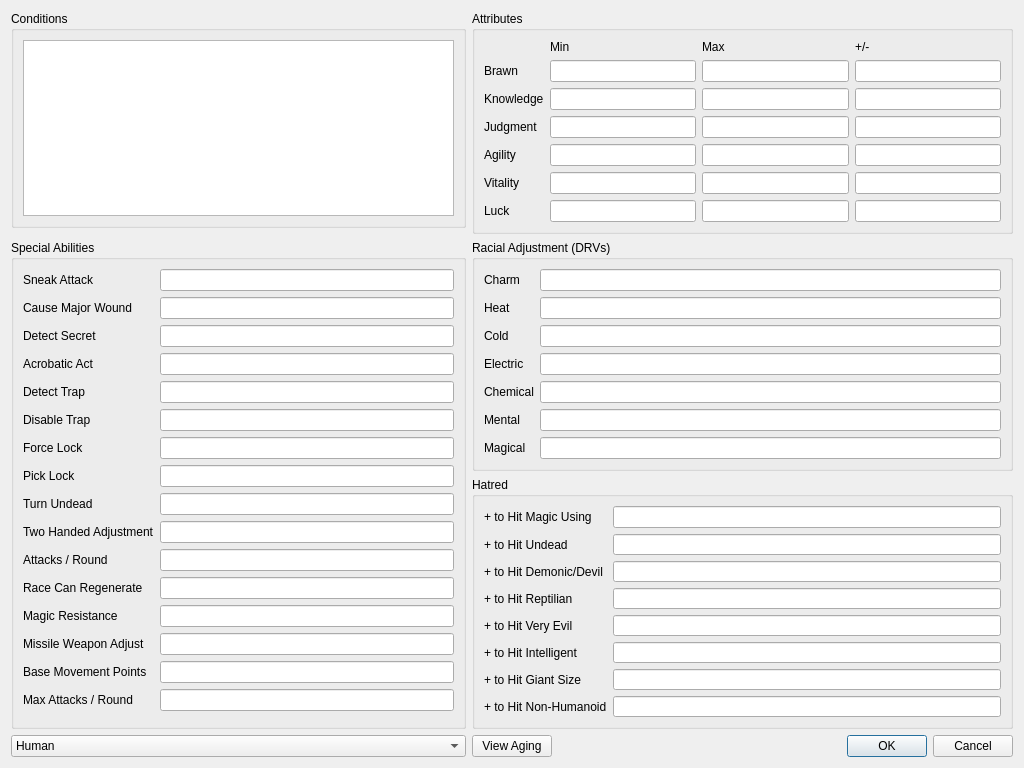
Old version of the form CharacterEditor/racestatsview.ui in the repository DrItanium/realmz_tools.
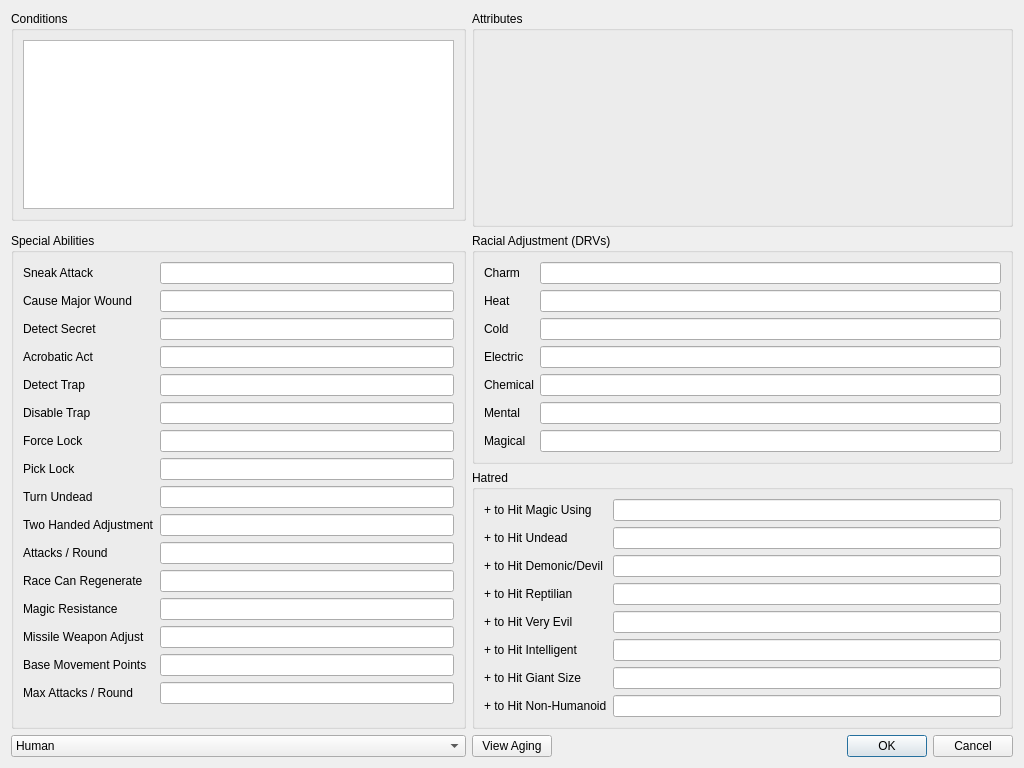
New version of the form. Custom widgets are drawn as their Qt base class.

Diff of the .ui file:
```diff
--- a/CharacterEditor/racestatsview.ui
+++ b/CharacterEditor/racestatsview.ui
@@ -605,194 +605,8 @@
       <string>Attributes</string>
      </property>
      <layout class="QGridLayout" name="gridLayout_5">
-      <item row="4" column="0">
-       <widget class="QLabel" name="label_24">
-        <property name="text">
-         <string>Agility</string>
-        </property>
-       </widget>
-      </item>
-      <item row="1" column="0">
-       <widget class="QLabel" name="label_21">
-        <property name="text">
-         <string>Brawn</string>
-        </property>
-       </widget>
-      </item>
-      <item row="2" column="0">
-       <widget class="QLabel" name="label_22">
-        <property name="text">
-         <string>Knowledge</string>
-        </property>
-       </widget>
-      </item>
-      <item row="0" column="3">
-       <widget class="QLabel" name="label_20">
-        <property name="text">
-         <string>+/-</string>
-        </property>
-       </widget>
-      </item>
-      <item row="3" column="0">
-       <widget class="QLabel" name="label_23">
-        <property name="text">
-         <string>Judgment</string>
-        </property>
-       </widget>
-      </item>
-      <item row="0" column="2">
-       <widget class="QLabel" name="label_19">
-        <property name="text">
-         <string>Max</string>
-        </property>
-       </widget>
-      </item>
-      <item row="0" column="1">
-       <widget class="QLabel" name="label_11">
-        <property name="text">
-         <string>Min</string>
-        </property>
-       </widget>
-      </item>
-      <item row="5" column="0">
-       <widget class="QLabel" name="label_25">
-        <property name="text">
-         <string>Vitality</string>
-        </property>
-       </widget>
-      </item>
-      <item row="6" column="0">
-       <widget class="QLabel" name="label_26">
-        <property name="text">
-         <string>Luck</string>
-        </property>
-       </widget>
-      </item>
-      <item row="1" column="1">
-       <widget class="QLineEdit" name="brawnMin">
-        <property name="readOnly">
-         <bool>true</bool>
-        </property>
-       </widget>
-      </item>
-      <item row="1" column="2">
-       <widget class="QLineEdit" name="brawnMax">
-        <property name="readOnly">
-         <bool>true</bool>
-        </property>
-       </widget>
-      </item>
-      <item row="1" column="3">
-       <widget class="QLineEdit" name="brawnPlusMinus">
-        <property name="readOnly">
-         <bool>true</bool>
-        </property>
-       </widget>
-      </item>
-      <item row="2" column="1">
-       <widget class="QLineEdit" name="knowledgeMin">
-        <property name="readOnly">
-         <bool>true</bool>
-        </property>
-       </widget>
-      </item>
-      <item row="3" column="1">
-       <widget class="QLineEdit" name="judgmentMin">
-        <property name="readOnly">
-         <bool>true</bool>
-        </property>
-       </widget>
-      </item>
-      <item row="4" column="1">
-       <widget class="QLineEdit" name="agilityMin">
-        <property name="readOnly">
-         <bool>true</bool>
-        </property>
-       </widget>
-      </item>
-      <item row="5" column="1">
-       <widget class="QLineEdit" name="vitalityMin">
-        <property name="readOnly">
-         <bool>true</bool>
-        </property>
-       </widget>
-      </item>
-      <item row="6" column="1">
-       <widget class="QLineEdit" name="luckMin">
-        <property name="readOnly">
-         <bool>true</bool>
-        </property>
-       </widget>
-      </item>
-      <item row="2" column="2">
-       <widget class="QLineEdit" name="knowledgeMax">
-        <property name="readOnly">
-         <bool>true</bool>
-        </property>
-       </widget>
-      </item>
-      <item row="3" column="2">
-       <widget class="QLineEdit" name="judgmentMax">
-        <property name="readOnly">
-         <bool>true</bool>
-        </property>
-       </widget>
-      </item>
-      <item row="6" column="3">
-       <widget class="QLineEdit" name="luckPlusMinus">
-        <property name="readOnly">
-         <bool>true</bool>
-        </property>
-       </widget>
-      </item>
-      <item row="5" column="3">
-       <widget class="QLineEdit" name="vitalityPlusMinus">
-        <property name="readOnly">
-         <bool>true</bool>
-        </property>
-       </widget>
-      </item>
-      <item row="2" column="3">
-       <widget class="QLineEdit" name="knowledgePlusMinus">
-        <property name="readOnly">
-         <bool>true</bool>
-        </property>
-       </widget>
-      </item>
-      <item row="3" column="3">
-       <widget class="QLineEdit" name="judgmentPlusMinus">
-        <property name="readOnly">
-         <bool>true</bool>
-        </property>
-       </widget>
-      </item>
-      <item row="4" column="3">
-       <widget class="QLineEdit" name="agilityPlusMinus">
-        <property name="readOnly">
-         <bool>true</bool>
-        </property>
-       </widget>
-      </item>
-      <item row="6" column="2">
-       <widget class="QLineEdit" name="luckMax">
-        <property name="readOnly">
-         <bool>true</bool>
-        </property>
-       </widget>
-      </item>
-      <item row="4" column="2">
-       <widget class="QLineEdit" name="agilityMax">
-        <property name="readOnly">
-         <bool>true</bool>
-        </property>
-       </widget>
-      </item>
-      <item row="5" column="2">
-       <widget class="QLineEdit" name="vitalityMax">
-        <property name="readOnly">
-         <bool>true</bool>
-        </property>
-       </widget>
+      <item row="0" column="0">
+       <widget class="CharacterPrimaryAttributesWidget" name="coreAttributes" native="true"/>
       </item>
      </layout>
     </widget>
@@ -806,6 +620,17 @@
    </item>
   </layout>
  </widget>
+ <customwidgets>
+  <customwidget>
+   <class>CharacterPrimaryAttributesWidget</class>
+   <extends>QWidget</extends>
+   <header>characterprimaryattributeswidget.h</header>
+   <container>1</container>
+   <slots>
+    <slot>updateFields(realmz::Attributes)</slot>
+   </slots>
+  </customwidget>
+ </customwidgets>
  <resources/>
  <connections/>
 </ui>
```
Left out of the diff: 22 changed lines with no effect on the pictures.
